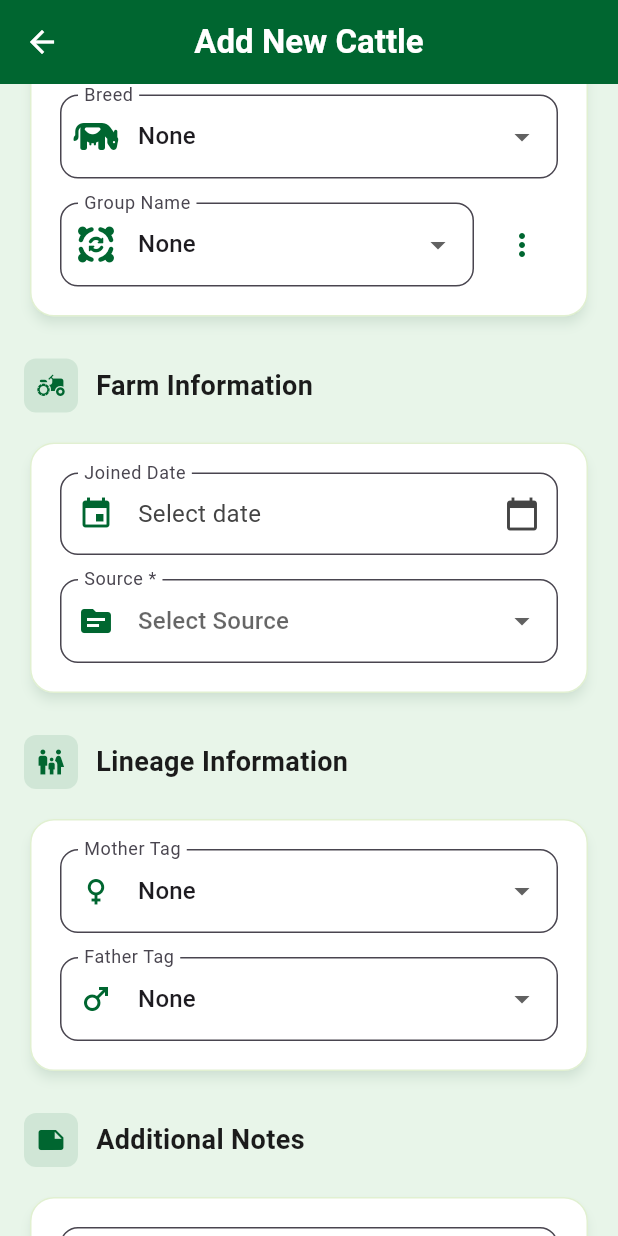
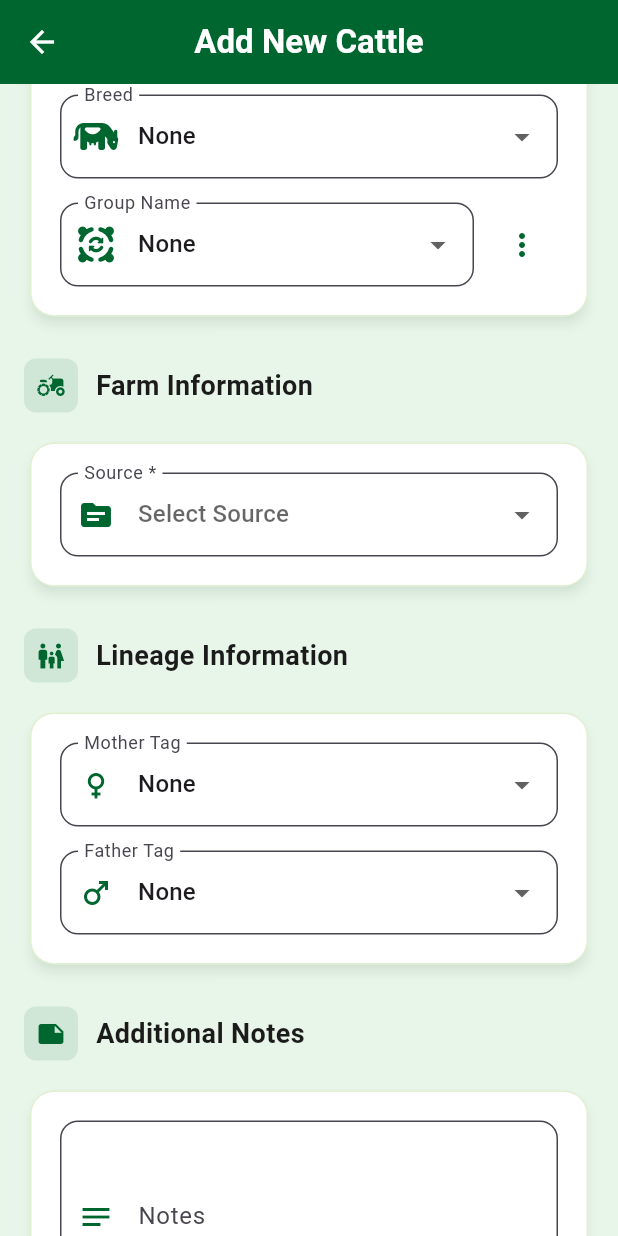
Before and after one commit to kaisachy/goat_tracer_app, a Flutter app: the CattleFormScreen screen opened directly, scrolled down 576 dp, on a phone screen of 412 x 824 dp. Run offline on Flutter 3.47's test engine with Material 3 defaults, Android fonts, the phone set to English and light mode, and no system bars; our stand-ins replace fl_chart, flutter_secure_storage, font_awesome_flutter, image_picker, shared_preferences; accounts and stored records are empty; network calls fail.

Commit message:
Joined Date removed

```diff
--- a/lib/models/cattle.dart
+++ b/lib/models/cattle.dart
@@ -11,7 +11,6 @@ class Cattle {
   final String status;
   final String? breed;
   final String? groupName;
-  final String? joinedDate;
   final String source;
   final String? sourceDetails; // NEW: For storing additional source information
   final String? motherTag;
@@ -31,7 +30,6 @@ class Cattle {
     required this.status,
     this.breed,
     this.groupName,
-    this.joinedDate,
     required this.source,
     this.sourceDetails, // Added this line
     this.motherTag,
@@ -53,7 +51,6 @@ class Cattle {
       status: json['status'] ?? 'Healthy',
       breed: json['breed'],
       groupName: json['group_name'],
-      joinedDate: json['joined_date'],
       source: json['source'] ?? 'Born on farm',
       sourceDetails: json['source_details'], // Added this line
       motherTag: json['mother_tag'],
@@ -76,7 +73,6 @@ class Cattle {
       'status': status,
       'breed': breed,
       'group_name': groupName,
-      'joined_date': joinedDate,
       'source': source,
       'source_details': sourceDetails, // Added this line
       'mother_tag': motherTag,
@@ -146,7 +142,6 @@ class Cattle {
     String? status,
     String? breed,
     String? groupName,
-    String? joinedDate,
     String? source,
     String? sourceDetails, // Added this line
     String? motherTag,
@@ -166,7 +161,6 @@ class Cattle {
       status: status ?? this.status,
       breed: breed ?? this.breed,
       groupName: groupName ?? this.groupName,
-      joinedDate: joinedDate ?? this.joinedDate,
       source: source ?? this.source,
       sourceDetails: sourceDetails ?? this.sourceDetails, // Added this line
       motherTag: motherTag ?? this.motherTag,
--- a/lib/screens/nav/cattle/cattle_event_form_screen.dart
+++ b/lib/screens/nav/cattle/cattle_event_form_screen.dart
@@ -353,7 +353,6 @@ class _CattleEventFormScreenState extends State<CattleEventFormScreen>
                   'father_tag': calf.fatherTag,
                   'weight': calf.weight,
                   'group_name': calf.groupName,
-                  'joined_date': calf.joinedDate,
                   'notes': calf.notes,
                 },
               };
@@ -387,7 +386,6 @@ class _CattleEventFormScreenState extends State<CattleEventFormScreen>
                 'father_tag': calf.fatherTag,
                 'weight': calf.weight,
                 'group_name': calf.groupName,
-                'joined_date': calf.joinedDate,
                 'notes': calf.notes,
               },
             };
@@ -1001,7 +999,6 @@ class _CattleEventFormScreenState extends State<CattleEventFormScreen>
           fullData['father_tag'] = _safeParseString(originalFullData['father_tag']);
           fullData['weight'] = _safeParseDouble(originalFullData['weight']);
           fullData['group_name'] = _safeParseString(originalFullData['group_name']);
-          fullData['joined_date'] = _safeParseString(originalFullData['joined_date']);
           fullData['notes'] = _safeParseString(originalFullData['notes']);
 
           // Include ID if available
--- a/lib/screens/nav/cattle/cattle_form_screen.dart
+++ b/lib/screens/nav/cattle/cattle_form_screen.dart
@@ -45,7 +45,6 @@ class _CattleFormScreenState extends State<CattleFormScreen> {
 
   // State variables for dates and dropdowns
   String? _dateOfBirth;
-  String? _joinedDate;
   String? _sex;
   String? _classification;
   String? _source;
@@ -658,7 +657,6 @@ class _CattleFormScreenState extends State<CattleFormScreen> {
       _originalFatherTag = c.fatherTag;
 
       _dateOfBirth = c.dateOfBirth;
-      _joinedDate = c.joinedDate;
 
       // Set dropdown values, ensuring they exist in the options list
       _sex = sexOptions.contains(c.sex) ? c.sex : null;
@@ -813,7 +811,7 @@ class _CattleFormScreenState extends State<CattleFormScreen> {
   }
 
   /// Shows a date picker dialog
-  Future<void> _selectDate(BuildContext context, bool isDob) async {
+  Future<void> _selectDate(BuildContext context) async {
     final picked = await showDatePicker(
       context: context,
       initialDate: DateTime.now().subtract(const Duration(days: 365)),
@@ -835,11 +833,7 @@ class _CattleFormScreenState extends State<CattleFormScreen> {
     if (picked != null) {
       final formatted = DateFormat('yyyy-MM-dd').format(picked);
       setState(() {
-        if (isDob) {
-          _dateOfBirth = formatted;
-        } else {
-          _joinedDate = formatted;
-        }
+        _dateOfBirth = formatted;
       });
     }
   }
@@ -921,7 +915,6 @@ class _CattleFormScreenState extends State<CattleFormScreen> {
       'classification': _classification,
       'breed': textOrNull(resolvedBreed),
       'group_name': textOrNull(_groupName),
-      'joined_date': _joinedDate,
       'source': _source,
       'source_details': _sourceDetails,
       'mother_tag': _motherTag != null ? _cleanTagText(_motherTag) : null,
@@ -1083,7 +1076,6 @@ class _CattleFormScreenState extends State<CattleFormScreen> {
       _motherTag = null;
       _fatherTag = null;
       _dateOfBirth = null;
-      _joinedDate = null;
       _source = null;
       _sourceDetails = null;
 
@@ -1317,11 +1309,10 @@ class _CattleFormScreenState extends State<CattleFormScreen> {
   Widget _buildDateField({
     required String label,
     required String? value,
-    required bool isDob,
     required IconData icon,
   }) {
     return InkWell(
-      onTap: () => _selectDate(context, isDob),
+      onTap: () => _selectDate(context),
       borderRadius: BorderRadius.circular(8),
       child: InputDecorator(
         decoration: InputDecoration(
@@ -1654,7 +1645,6 @@ class _CattleFormScreenState extends State<CattleFormScreen> {
                     _buildDateField(
                       label: 'Date of Birth',
                       value: _dateOfBirth,
-                      isDob: true,
                       icon: Icons.cake,
                     ),
                   ],
@@ -1694,13 +1684,6 @@ class _CattleFormScreenState extends State<CattleFormScreen> {
               _buildCard(
                 child: Column(
                   children: [
-                    _buildDateField(
-                      label: 'Joined Date',
-                      value: _joinedDate,
-                      isDob: false,
-                      icon: Icons.event,
-                    ),
-                    const SizedBox(height: 16),
                     // Custom source dropdown that can show combined information
                     DropdownButtonFormField<String>(
                       value: _source,
--- a/lib/screens/nav/cattle/modals/calf_registration_dialog.dart
+++ b/lib/screens/nav/cattle/modals/calf_registration_dialog.dart
@@ -239,7 +239,6 @@ class _CalfRegistrationDialogState extends State<CalfRegistrationDialog> {
             : widget.existingCalfData!;
 
         baseData['date_of_birth'] = _safeParseString(existingData['date_of_birth']) ?? todayString;
-        baseData['joined_date'] = _safeParseString(existingData['joined_date']) ?? todayString;
 
         // Preserve other existing fields that shouldn't be overwritten
         if (existingData['weight'] != null) {
@@ -255,12 +254,10 @@ class _CalfRegistrationDialogState extends State<CalfRegistrationDialog> {
         print('Error preserving existing data: $e');
         // Use defaults if error occurs
         baseData['date_of_birth'] = todayString;
-        baseData['joined_date'] = todayString;
       }
     } else {
       // New calf - use today's date
       baseData['date_of_birth'] = todayString;
-      baseData['joined_date'] = todayString;
     }
 
     // Add other nullable fields with defaults
--- a/lib/screens/nav/cattle/widgets/events/event-fields/gives_birth_event_fields.dart
+++ b/lib/screens/nav/cattle/widgets/events/event-fields/gives_birth_event_fields.dart
@@ -141,7 +141,6 @@ class GivesBirthEventFieldsState extends BaseEventFieldsState<GivesBirthEventFie
                 'father_tag': calf.fatherTag,
                 'weight': calf.weight,
                 'group_name': calf.groupName,
-                'joined_date': calf.joinedDate,
                 'notes': calf.notes,
               },
             };
```
Also changed, not shown: lib/screens/nav/cattle/widgets/details/cattle_management_card.dart (+0 -41 lines).
